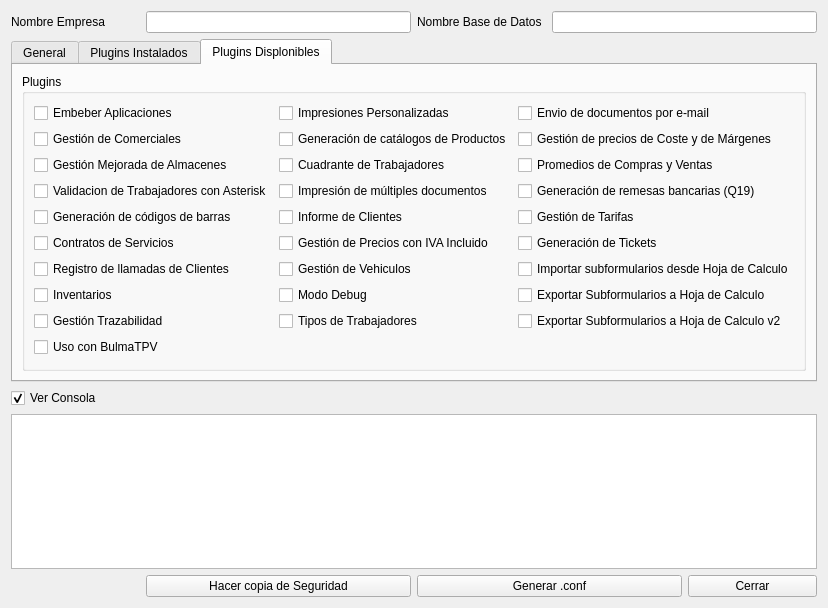
Before: the Qt Designer form bulmages/bulmasetup/modificarfacturacionbase.ui in eboladev/Bulmages-1, drawn with Qt 5.
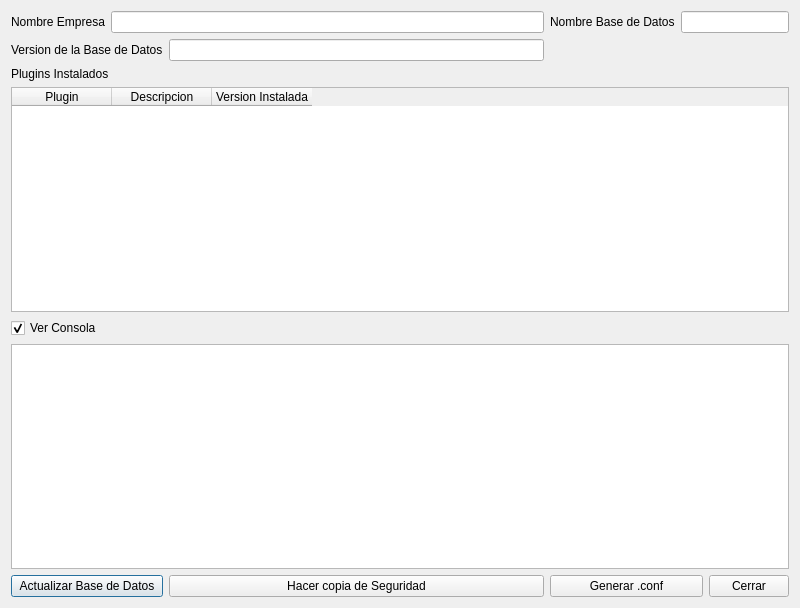
After: the same form once the commit is applied. The open tabs and pages were chosen to show the change. Icons and pictures are not drawn.

Commit message: Estiron final para bulmasetup que ya esta practicamente completo. He mejorado el sistema de manejo de plugins y he incorporado la funcionalidad de restaurar un backup.

```diff
--- a/bulmages/bulmasetup/modificarfacturacionbase.ui
+++ b/bulmages/bulmasetup/modificarfacturacionbase.ui
@@ -58,331 +58,51 @@
      </property>
     </widget>
    </item>
-   <item row="1" column="0" colspan="6" >
-    <widget class="QTabWidget" name="tabWidget" >
-     <property name="currentIndex" >
-      <number>0</number>
+   <item row="1" column="0" colspan="2" >
+    <widget class="QLabel" name="label_3" >
+     <property name="text" >
+      <string>Version de la Base de Datos</string>
      </property>
-     <widget class="QWidget" name="tab_3" >
-      <attribute name="title" >
-       <string>General</string>
-      </attribute>
-      <widget class="QLabel" name="label_3" >
-       <property name="geometry" >
-        <rect>
-         <x>20</x>
-         <y>20</y>
-         <width>191</width>
-         <height>18</height>
-        </rect>
-       </property>
-       <property name="text" >
-        <string>Version de la Base de Datos</string>
-       </property>
-      </widget>
-      <widget class="QLineEdit" name="mui_databaserevision" >
-       <property name="geometry" >
-        <rect>
-         <x>220</x>
-         <y>20</y>
-         <width>171</width>
-         <height>23</height>
-        </rect>
-       </property>
-       <property name="readOnly" >
-        <bool>true</bool>
-       </property>
-      </widget>
-      <widget class="QPushButton" name="mui_actualizardatabase" >
-       <property name="geometry" >
-        <rect>
-         <x>410</x>
-         <y>20</y>
-         <width>171</width>
-         <height>27</height>
-        </rect>
-       </property>
-       <property name="text" >
-        <string>Actualizar</string>
-       </property>
-      </widget>
-     </widget>
-     <widget class="QWidget" name="tab" >
-      <attribute name="title" >
-       <string>Plugins Instalados</string>
-      </attribute>
-      <widget class="QTableWidget" name="tableWidget" >
-       <property name="geometry" >
-        <rect>
-         <x>9</x>
-         <y>9</y>
-         <width>760</width>
-         <height>313</height>
-        </rect>
-       </property>
-       <column>
-        <property name="text" >
-         <string>Plugin</string>
-        </property>
-       </column>
-       <column>
-        <property name="text" >
-         <string>Version</string>
-        </property>
-       </column>
-       <column>
-        <property name="text" >
-         <string>Actualizar</string>
-        </property>
-       </column>
-      </widget>
-     </widget>
-     <widget class="QWidget" name="tab_2" >
-      <attribute name="title" >
-       <string>Plugins Displonibles</string>
-      </attribute>
-      <layout class="QGridLayout" >
-       <item row="0" column="0" >
-        <widget class="QGroupBox" name="groupBox" >
-         <property name="sizePolicy" >
-          <sizepolicy vsizetype="Expanding" hsizetype="Expanding" >
-           <horstretch>0</horstretch>
-           <verstretch>0</verstretch>
-          </sizepolicy>
-         </property>
-         <property name="sizeIncrement" >
-          <size>
-           <width>1</width>
-           <height>1</height>
-          </size>
-         </property>
-         <property name="title" >
-          <string>Plugins</string>
-         </property>
-         <layout class="QGridLayout" >
-          <property name="leftMargin" >
-           <number>9</number>
-          </property>
-          <property name="topMargin" >
-           <number>9</number>
-          </property>
-          <property name="rightMargin" >
-           <number>9</number>
-          </property>
-          <property name="bottomMargin" >
-           <number>9</number>
-          </property>
-          <property name="horizontalSpacing" >
-           <number>6</number>
-          </property>
-          <property name="verticalSpacing" >
-           <number>6</number>
-          </property>
-          <item row="8" column="1" >
-           <widget class="QCheckBox" name="mui_plugintipostrabajo" >
-            <property name="text" >
-             <string>Tipos de Trabajadores</string>
-            </property>
-           </widget>
-          </item>
-          <item row="7" column="1" >
-           <widget class="QCheckBox" name="mui_plugindebugbf" >
-            <property name="text" >
-             <string>Modo Debug</string>
-            </property>
-           </widget>
-          </item>
-          <item row="6" column="1" >
-           <widget class="QCheckBox" name="mui_pluginvehiculosbf" >
-            <property name="text" >
-             <string>Gestión de Vehiculos</string>
-            </property>
-           </widget>
-          </item>
-          <item row="3" column="0" >
-           <widget class="QCheckBox" name="mui_pluginasterisk" >
-            <property name="text" >
-             <string>Validacion de Trabajadores con Asterisk</string>
-            </property>
-           </widget>
-          </item>
-          <item row="9" column="0" >
-           <widget class="QCheckBox" name="mui_plugintpv" >
-            <property name="text" >
-             <string>Uso con BulmaTPV</string>
-            </property>
-           </widget>
-          </item>
-          <item row="8" column="0" >
-           <widget class="QCheckBox" name="mui_plugintrazabilidad" >
-            <property name="text" >
-             <string>Gestión Trazabilidad</string>
-            </property>
-           </widget>
-          </item>
-          <item row="7" column="0" >
-           <widget class="QCheckBox" name="mui_plugininventario" >
-            <property name="text" >
-             <string>Inventarios</string>
-            </property>
-           </widget>
-          </item>
-          <item row="6" column="0" >
-           <widget class="QCheckBox" name="mui_llamadas" >
-            <property name="text" >
-             <string>Registro de llamadas de Clientes</string>
-            </property>
-           </widget>
-          </item>
-          <item row="5" column="0" >
-           <widget class="QCheckBox" name="mui_contratos" >
-            <property name="text" >
-             <string>Contratos de Servicios</string>
-            </property>
-           </widget>
-          </item>
-          <item row="4" column="0" >
-           <widget class="QCheckBox" name="mui_pluginbarcodeopen" >
-            <property name="text" >
-             <string>Generación de códigos de barras</string>
-            </property>
-           </widget>
-          </item>
-          <item row="6" column="2" >
-           <widget class="QCheckBox" name="mui_pluginclipboardbf" >
-            <property name="text" >
-             <string>Importar subformularios desde Hoja de Calculo</string>
-            </property>
-           </widget>
-          </item>
-          <item row="8" column="2" >
-           <widget class="QCheckBox" name="mui_pluginsubformods" >
-            <property name="text" >
-             <string>Exportar Subformularios a Hoja de Calculo v2</string>
-            </property>
-           </widget>
-          </item>
-          <item row="7" column="2" >
-           <widget class="QCheckBox" name="mui_pluginsubformsxc" >
-            <property name="text" >
-             <string>Exportar Subformularios a Hoja de Calculo</string>
-            </property>
-           </widget>
-          </item>
-          <item row="5" column="2" >
-           <widget class="QCheckBox" name="mui_pluginticket" >
-            <property name="text" >
-             <string>Generación de Tickets</string>
-            </property>
-           </widget>
-          </item>
-          <item row="3" column="2" >
-           <widget class="QCheckBox" name="mui_pluginq19" >
-            <property name="text" >
-             <string>Generación de remesas bancarias (Q19)</string>
-            </property>
-           </widget>
-          </item>
-          <item row="4" column="2" >
-           <widget class="QCheckBox" name="mui_plugintarifas" >
-            <property name="text" >
-             <string>Gestión de Tarifas</string>
-            </property>
-           </widget>
-          </item>
-          <item row="2" column="2" >
-           <widget class="QCheckBox" name="mui_pluginpromedios" >
-            <property name="text" >
-             <string>Promedios de Compras y Ventas</string>
-            </property>
-           </widget>
-          </item>
-          <item row="1" column="2" >
-           <widget class="QCheckBox" name="mui_pluginpreciocoste" >
-            <property name="text" >
-             <string>Gestión de precios de Coste y de Márgenes</string>
-            </property>
-           </widget>
-          </item>
-          <item row="2" column="1" >
-           <widget class="QCheckBox" name="mui_plugincuadrante" >
-            <property name="text" >
-             <string>Cuadrante de Trabajadores</string>
-            </property>
-           </widget>
-          </item>
-          <item row="5" column="1" >
-           <widget class="QCheckBox" name="mui_pluginivainc" >
-            <property name="text" >
-             <string>Gestión de Precios con IVA Incluido</string>
-            </property>
-           </widget>
-          </item>
-          <item row="4" column="1" >
-           <widget class="QCheckBox" name="mui_plugininformeclientes" >
-            <property name="text" >
-             <string>Informe de Clientes</string>
-            </property>
-           </widget>
-          </item>
-          <item row="3" column="1" >
-           <widget class="QCheckBox" name="mui_pluginimpresionesmultiples" >
-            <property name="text" >
-             <string>Impresión de múltiples documentos</string>
-            </property>
-           </widget>
-          </item>
-          <item row="0" column="2" >
-           <widget class="QCheckBox" name="mui_pluginmail" >
-            <property name="text" >
-             <string>Envio de documentos por e-mail</string>
-            </property>
-           </widget>
-          </item>
-          <item row="1" column="1" >
-           <widget class="QCheckBox" name="mui_plugincatalogo" >
-            <property name="text" >
-             <string>Generación de catálogos de Productos</string>
-            </property>
-           </widget>
-          </item>
-          <item row="2" column="0" >
-           <widget class="QCheckBox" name="mui_pluginalmacen" >
-            <property name="text" >
-             <string>Gestión Mejorada de Almacenes</string>
-            </property>
-           </widget>
-          </item>
-          <item row="1" column="0" >
-           <widget class="QCheckBox" name="mui_comercialbf" >
-            <property name="text" >
-             <string>Gestión de Comerciales</string>
-            </property>
-           </widget>
-          </item>
-          <item row="0" column="0" >
-           <widget class="QCheckBox" name="mui_plugindocked" >
-            <property name="text" >
-             <string>Embeber Aplicaciones</string>
-            </property>
-           </widget>
-          </item>
-          <item row="0" column="1" >
-           <widget class="QCheckBox" name="mui_pluginimpers" >
-            <property name="text" >
-             <string>Impresiones Personalizadas</string>
-            </property>
-           </widget>
-          </item>
-         </layout>
-        </widget>
-       </item>
-      </layout>
-     </widget>
     </widget>
    </item>
-   <item row="2" column="0" colspan="2" >
-    <widget class="QCheckBox" name="checkBox" >
+   <item row="1" column="2" >
+    <widget class="QLineEdit" name="mui_databaserevision" >
+     <property name="readOnly" >
+      <bool>true</bool>
+     </property>
+    </widget>
+   </item>
+   <item row="2" column="0" colspan="3" >
+    <widget class="QLabel" name="label_4" >
+     <property name="text" >
+      <string>Plugins Instalados</string>
+     </property>
+    </widget>
+   </item>
+   <item row="3" column="0" colspan="6" >
+    <widget class="QTableWidget" name="mui_plugins" >
+     <property name="alternatingRowColors" >
+      <bool>true</bool>
+     </property>
+     <column>
+      <property name="text" >
+       <string>Plugin</string>
+      </property>
+     </column>
+     <column>
+      <property name="text" >
+       <string>Descripcion</string>
+      </property>
+     </column>
+     <column>
+      <property name="text" >
+       <string>Version Instalada</string>
+      </property>
+     </column>
+    </widget>
+   </item>
+   <item row="4" column="0" colspan="3" >
+    <widget class="QCheckBox" name="mui_checkbox" >
      <property name="text" >
       <string>Ver Consola</string>
      </property>
@@ -391,24 +111,31 @@
      </property>
     </widget>
    </item>
-   <item row="3" column="0" colspan="6" >
+   <item row="5" column="0" colspan="6" >
     <widget class="QTextBrowser" name="mui_textBrowser" />
    </item>
-   <item row="4" column="1" colspan="2" >
+   <item row="6" column="0" colspan="2" >
+    <widget class="QPushButton" name="mui_actualizardatabase" >
+     <property name="text" >
+      <string>Actualizar Base de Datos</string>
+     </property>
+    </widget>
+   </item>
+   <item row="6" column="2" >
     <widget class="QPushButton" name="mui_hacerbackup" >
      <property name="text" >
       <string>Hacer copia de Seguridad</string>
      </property>
     </widget>
    </item>
-   <item row="4" column="3" colspan="2" >
+   <item row="6" column="3" colspan="2" >
     <widget class="QPushButton" name="mui_aceptar" >
      <property name="text" >
       <string>Generar .conf</string>
      </property>
     </widget>
    </item>
-   <item row="4" column="5" >
+   <item row="6" column="5" >
     <widget class="QPushButton" name="mui_cancelar" >
      <property name="text" >
       <string>Cerrar</string>
```
Left out of the diff: 2 changed lines with no effect on the pictures. The commit also changes 18 other files.
